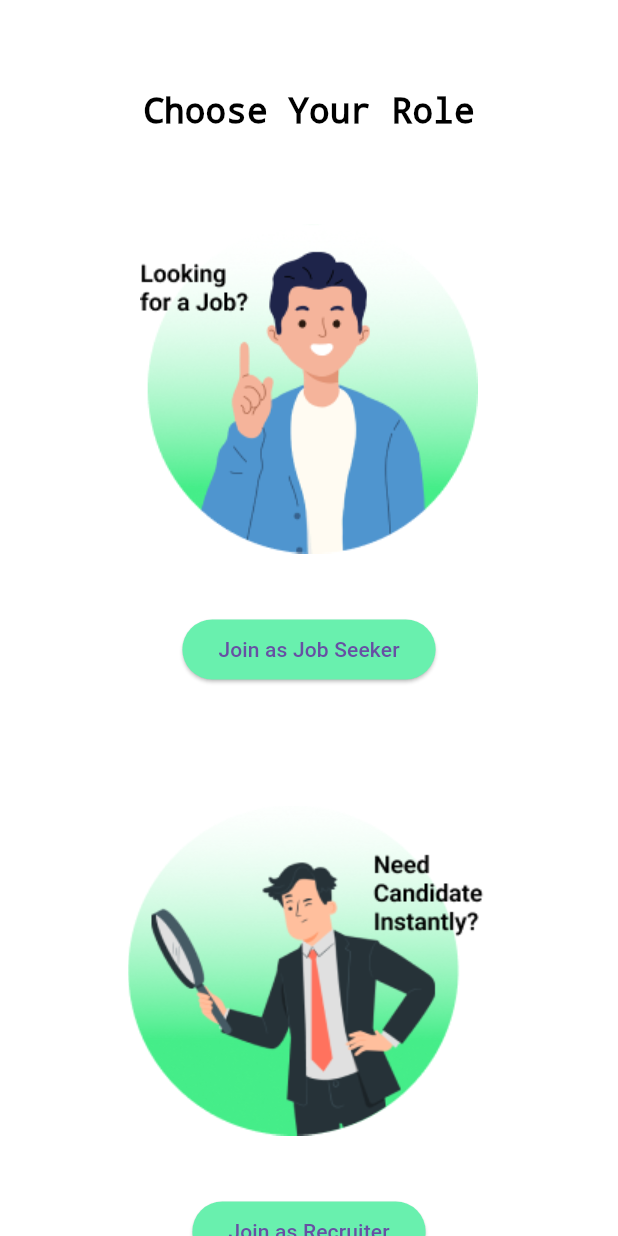
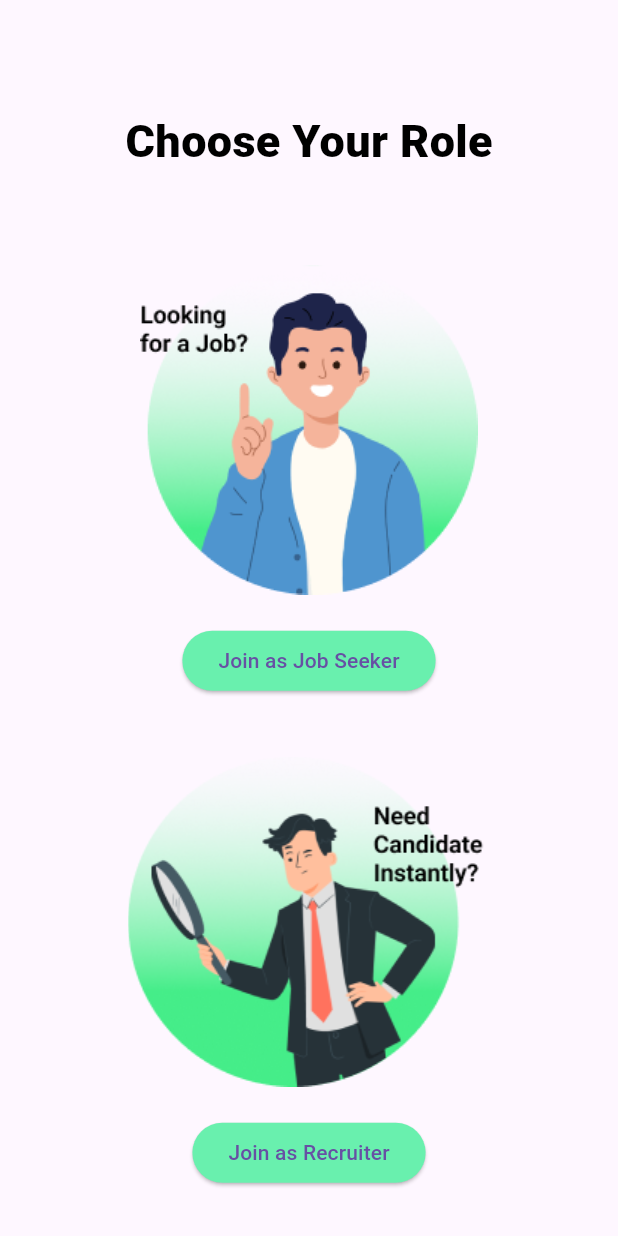
Before and after one commit to Adnan-saky/Bringin, a Flutter app: the screen it shows after launch, on a phone screen of 412 x 824 dp. Run offline on Flutter 3.47's test engine with Material 2 defaults, Android fonts, the phone set to English and light mode, and no system bars; our stand-ins replace get, intl_phone_field, loading_animation_widget.

Commit message:
Update login_select.dart

```diff
--- a/lib/Views/screens/login_select.dart
+++ b/lib/Views/screens/login_select.dart
@@ -8,20 +8,24 @@ class LoginSelect extends StatelessWidget {
 
   @override
   Widget build(BuildContext context) {
-    return Column(
+    return Scaffold(
+      body: Center(
+        child: Column(
+          mainAxisAlignment: MainAxisAlignment.center,
           children: [
-        const Padding(padding: EdgeInsets.fromLTRB(0, 41, 0, 20)),
+            const Padding(padding: EdgeInsets.fromLTRB(0, 41, 0, 0)),
             const Text(
               'Choose Your Role',
               style: TextStyle(
                 decoration: TextDecoration.none,
-            fontSize: 23,
+                fontSize: 30,
+                fontWeight: FontWeight.w800,
                 color: Colors.black,
               ),
             ),
             const Padding(padding: EdgeInsets.fromLTRB(0, 41, 0, 20)),
             Image.asset('assets/img/img2.png'),
-        const Padding(padding: EdgeInsets.fromLTRB(0, 20, 0, 20)),
+            const Padding(padding: EdgeInsets.fromLTRB(0, 20, 0, 0)),
             ElevatedButton(
                 onPressed: () {
 
@@ -31,9 +35,9 @@ class LoginSelect extends StatelessWidget {
                   backgroundColor: Colors.greenAccent,
                 ),
                 child: const Text("Join as Job Seeker")),
-        const Padding(padding: EdgeInsets.fromLTRB(0, 40, 0, 40)),
+            const Padding(padding: EdgeInsets.fromLTRB(0, 40, 0, 0)),
             Image.asset('assets/img/img1.png'),
-        const Padding(padding: EdgeInsets.fromLTRB(0, 20, 0, 20)),
+            const Padding(padding: EdgeInsets.fromLTRB(0, 20, 0, 0)),
             ElevatedButton(
               onPressed: () {},
               style: ElevatedButton.styleFrom(
@@ -42,6 +46,8 @@ class LoginSelect extends StatelessWidget {
               child: const Text("Join as Recruiter"),
             ),
           ],
+        ),
+      ),
     );
   }
 }
```
Lines whose indentation alone changed are shown as unchanged.
